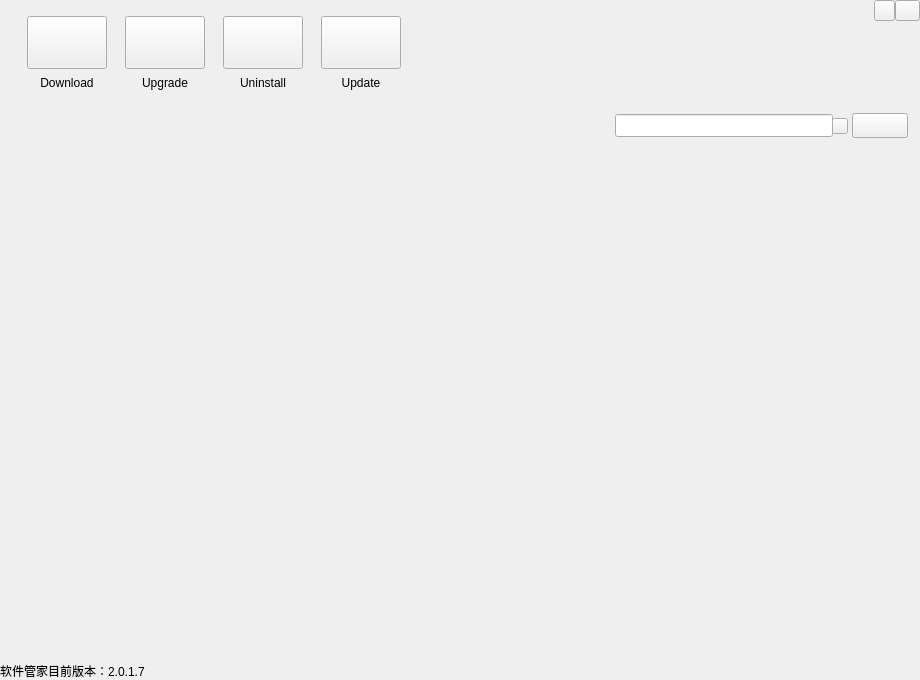
The window that MPCVer2.0.0/src/Application/mainwindow.ui (SiteView/MPC-QT) describes before a commit, drawn with Qt 5.
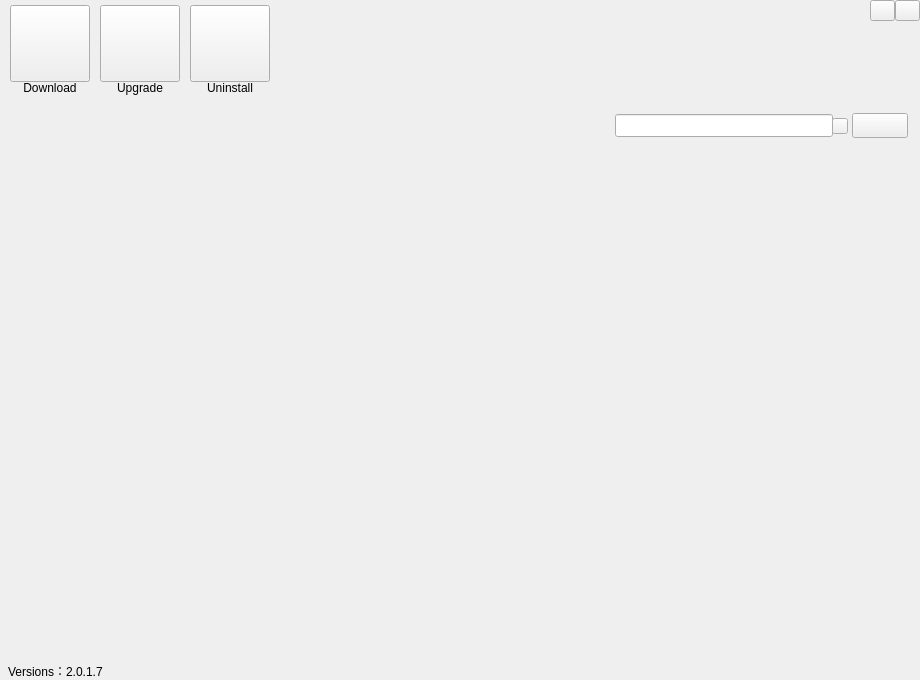
The same window after the commit. The open tabs and pages were chosen to show the change.

What changed in the file:
```diff
--- a/MPCVer2.0.0/src/Application/mainwindow.ui
+++ b/MPCVer2.0.0/src/Application/mainwindow.ui
@@ -29,39 +29,44 @@
       <height>100</height>
      </rect>
     </property>
-    <widget class="QWidget" name="layoutWidget">
+    <widget class="QPushButton" name="but_close">
      <property name="geometry">
       <rect>
-       <x>4</x>
+       <x>895</x>
        <y>0</y>
-       <width>431</width>
-       <height>101</height>
+       <width>25</width>
+       <height>21</height>
       </rect>
      </property>
-     <layout class="QHBoxLayout" name="horizontalLayout">
-      <item>
-       <layout class="QVBoxLayout" name="verticalLayout_2">
-        <item>
-         <spacer name="verticalSpacer">
-          <property name="orientation">
-           <enum>Qt::Vertical</enum>
-          </property>
-          <property name="sizeType">
-           <enum>QSizePolicy::Maximum</enum>
-          </property>
-          <property name="sizeHint" stdset="0">
-           <size>
-            <width>10</width>
-            <height>5</height>
-           </size>
-          </property>
-         </spacer>
-        </item>
-        <item>
+     <property name="text">
+      <string/>
+     </property>
+    </widget>
+    <widget class="QPushButton" name="but_minimize">
+     <property name="geometry">
+      <rect>
+       <x>870</x>
+       <y>0</y>
+       <width>25</width>
+       <height>21</height>
+      </rect>
+     </property>
+     <property name="text">
+      <string/>
+     </property>
+    </widget>
          <widget class="QPushButton" name="SoftDownload">
           <property name="enabled">
            <bool>true</bool>
           </property>
+     <property name="geometry">
+      <rect>
+       <x>10</x>
+       <y>5</y>
+       <width>80</width>
+       <height>77</height>
+      </rect>
+     </property>
           <property name="maximumSize">
            <size>
             <width>80</width>
@@ -78,9 +83,53 @@
            </size>
           </property>
          </widget>
-        </item>
-        <item>
+    <widget class="QPushButton" name="SoftUpgrade">
+     <property name="geometry">
+      <rect>
+       <x>100</x>
+       <y>5</y>
+       <width>80</width>
+       <height>77</height>
+      </rect>
+     </property>
+     <property name="maximumSize">
+      <size>
+       <width>80</width>
+       <height>80</height>
+      </size>
+     </property>
+     <property name="text">
+      <string/>
+     </property>
+    </widget>
+    <widget class="QPushButton" name="SoftUnload">
+     <property name="geometry">
+      <rect>
+       <x>190</x>
+       <y>5</y>
+       <width>80</width>
+       <height>77</height>
+      </rect>
+     </property>
+     <property name="maximumSize">
+      <size>
+       <width>80</width>
+       <height>80</height>
+      </size>
+     </property>
+     <property name="text">
+      <string/>
+     </property>
+    </widget>
          <widget class="QLabel" name="label_SoftDownload">
+     <property name="geometry">
+      <rect>
+       <x>10</x>
+       <y>80</y>
+       <width>80</width>
+       <height>15</height>
+      </rect>
+     </property>
           <property name="maximumSize">
            <size>
             <width>80</width>
@@ -103,42 +152,15 @@
            <set>Qt::LinksAccessibleByMouse</set>
           </property>
          </widget>
-        </item>
-       </layout>
-      </item>
-      <item>
-       <layout class="QVBoxLayout" name="verticalLayout_3">
-        <item>
-         <spacer name="verticalSpacer_2">
-          <property name="orientation">
-           <enum>Qt::Vertical</enum>
-          </property>
-          <property name="sizeType">
-           <enum>QSizePolicy::Maximum</enum>
-          </property>
-          <property name="sizeHint" stdset="0">
-           <size>
-            <width>20</width>
-            <height>5</height>
-           </size>
-          </property>
-         </spacer>
-        </item>
-        <item>
-         <widget class="QPushButton" name="SoftUpgrade">
-          <property name="maximumSize">
-           <size>
-            <width>80</width>
-            <height>80</height>
-           </size>
-          </property>
-          <property name="text">
-           <string/>
-          </property>
-         </widget>
-        </item>
-        <item>
          <widget class="QLabel" name="label_SoftUpgrade">
+     <property name="geometry">
+      <rect>
+       <x>100</x>
+       <y>80</y>
+       <width>80</width>
+       <height>15</height>
+      </rect>
+     </property>
           <property name="maximumSize">
            <size>
             <width>80</width>
@@ -152,42 +174,15 @@
            <set>Qt::AlignCenter</set>
           </property>
          </widget>
-        </item>
-       </layout>
-      </item>
-      <item>
-       <layout class="QVBoxLayout" name="verticalLayout_4">
-        <item>
-         <spacer name="verticalSpacer_3">
-          <property name="orientation">
-           <enum>Qt::Vertical</enum>
-          </property>
-          <property name="sizeType">
-           <enum>QSizePolicy::Maximum</enum>
-          </property>
-          <property name="sizeHint" stdset="0">
-           <size>
-            <width>20</width>
-            <height>5</height>
-           </size>
-          </property>
-         </spacer>
-        </item>
-        <item>
-         <widget class="QPushButton" name="SoftUnload">
-          <property name="maximumSize">
-           <size>
-            <width>80</width>
-            <height>80</height>
-           </size>
-          </property>
-          <property name="text">
-           <string/>
-          </property>
-         </widget>
-        </item>
-        <item>
          <widget class="QLabel" name="label_SoftUnload">
+     <property name="geometry">
+      <rect>
+       <x>190</x>
+       <y>80</y>
+       <width>80</width>
+       <height>15</height>
+      </rect>
+     </property>
           <property name="maximumSize">
            <size>
             <width>80</width>
@@ -201,102 +196,6 @@
            <set>Qt::AlignCenter</set>
           </property>
          </widget>
-        </item>
-       </layout>
-      </item>
-      <item>
-       <layout class="QVBoxLayout" name="verticalLayout_5">
-        <item>
-         <spacer name="verticalSpacer_4">
-          <property name="orientation">
-           <enum>Qt::Vertical</enum>
-          </property>
-          <property name="sizeType">
-           <enum>QSizePolicy::Maximum</enum>
-          </property>
-          <property name="sizeHint" stdset="0">
-           <size>
-            <width>20</width>
-            <height>5</height>
-           </size>
-          </property>
-         </spacer>
-        </item>
-        <item>
-         <widget class="QPushButton" name="UpdateInform">
-          <property name="maximumSize">
-           <size>
-            <width>80</width>
-            <height>80</height>
-           </size>
-          </property>
-          <property name="text">
-           <string/>
-          </property>
-         </widget>
-        </item>
-        <item>
-         <widget class="QLabel" name="label_UpdateInform">
-          <property name="maximumSize">
-           <size>
-            <width>80</width>
-            <height>15</height>
-           </size>
-          </property>
-          <property name="text">
-           <string>Update</string>
-          </property>
-          <property name="alignment">
-           <set>Qt::AlignCenter</set>
-          </property>
-         </widget>
-        </item>
-       </layout>
-      </item>
-      <item>
-       <spacer name="horizontalSpacer">
-        <property name="orientation">
-         <enum>Qt::Horizontal</enum>
-        </property>
-        <property name="sizeType">
-         <enum>QSizePolicy::Maximum</enum>
-        </property>
-        <property name="sizeHint" stdset="0">
-         <size>
-          <width>10</width>
-          <height>10</height>
-         </size>
-        </property>
-       </spacer>
-      </item>
-     </layout>
-    </widget>
-    <widget class="QPushButton" name="but_close">
-     <property name="geometry">
-      <rect>
-       <x>895</x>
-       <y>0</y>
-       <width>25</width>
-       <height>21</height>
-      </rect>
-     </property>
-     <property name="text">
-      <string/>
-     </property>
-    </widget>
-    <widget class="QPushButton" name="but_minimize">
-     <property name="geometry">
-      <rect>
-       <x>874</x>
-       <y>0</y>
-       <width>21</width>
-       <height>21</height>
-      </rect>
-     </property>
-     <property name="text">
-      <string/>
-     </property>
-    </widget>
    </widget>
    <widget class="QWidget" name="widget_body" native="true">
     <property name="geometry">
@@ -745,14 +644,14 @@
     <widget class="QLabel" name="label">
      <property name="geometry">
       <rect>
-       <x>0</x>
+       <x>8</x>
        <y>560</y>
        <width>191</width>
        <height>21</height>
       </rect>
      </property>
      <property name="text">
-      <string>软件管家目前版本：2.0.1.7</string>
+      <string>Versions：2.0.1.7</string>
      </property>
     </widget>
    </widget>
```
Left out of the diff: 2 changed lines with no effect on the pictures. Lines whose indentation alone changed are shown as unchanged.
